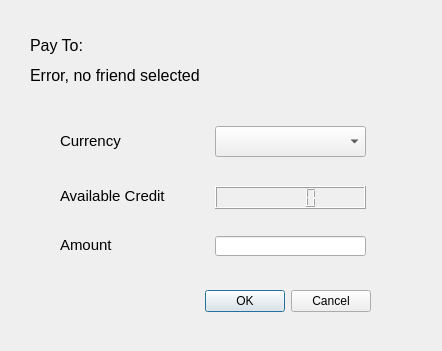
First picture: the form in paymentdialog.ui, repository zeroreserve/ZeroReserve, before the edit.
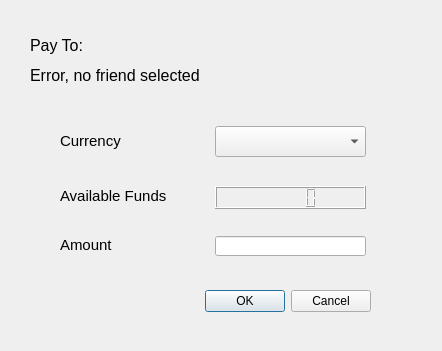
Second picture: the form after the edit.

What changed in the file:
```diff
--- a/paymentdialog.ui
+++ b/paymentdialog.ui
@@ -110,7 +110,7 @@
     </font>
    </property>
    <property name="text">
-    <string>Available Credit</string>
+    <string>Available Funds</string>
    </property>
   </widget>
   <widget class="QLabel" name="label_4">
```
Left out of the diff: 7 changed lines with no effect on the pictures.
